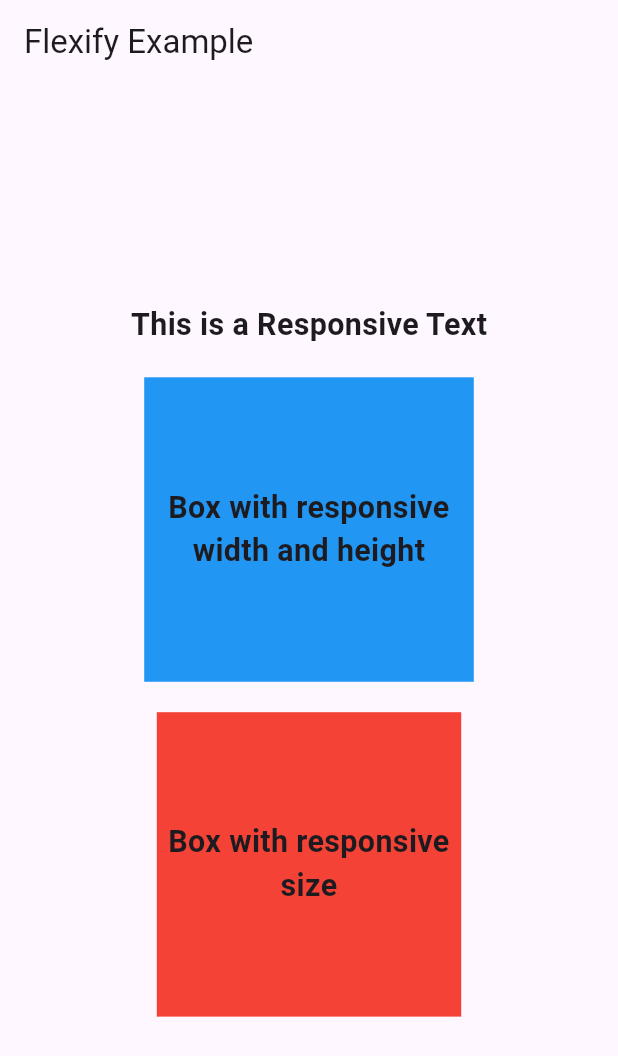
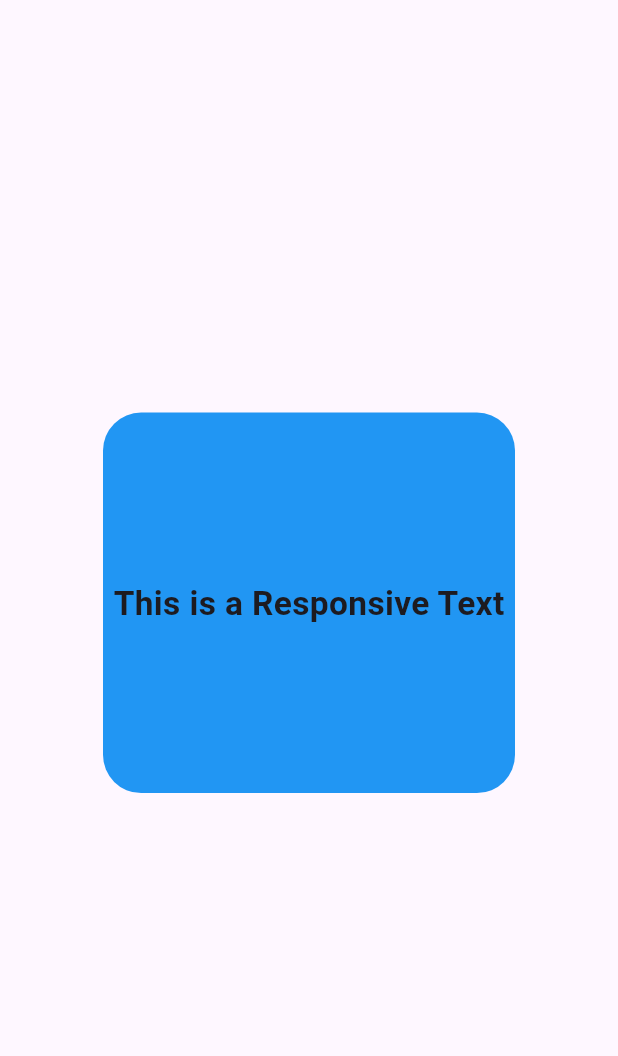
Before and after one commit to nijatumuyev/flexify, a Flutter app: the screen it shows after launch, on a phone screen of 412 x 824 dp. Shown: the top 1056 px of the screen. Run offline on Flutter 3.47's test engine with Material 3 defaults, Android fonts, the phone set to English and light mode, and no system bars.

```diff
--- a/example/lib/main.dart
+++ b/example/lib/main.dart
@@ -2,14 +2,7 @@ import 'package:flutter/material.dart';
 import 'package:flexify/flexify.dart';
 
 void main() {
-  runApp(
-    //Wrap your app with Flexify for initialize
-    const Flexify(
-      designWidth: 375,
-      designHeight: 812,
-      app: MyApp(),
-    ),
-  );
+  runApp(const MyApp());
 }
 
 class MyApp extends StatelessWidget {
@@ -17,10 +10,12 @@ class MyApp extends StatelessWidget {
 
   @override
   Widget build(BuildContext context) {
-    return MaterialApp(
-      home: Scaffold(
-        appBar: AppBar(title: const Text('Flexify Example')),
-        body: const ExampleScreen(),
+    //Wrap your app with Flexify for initialize
+    return Flexify(
+      designWidth: 375,
+      designHeight: 812,
+      app: MaterialApp(
+        home: ExampleScreen(),
       ),
     );
   }
@@ -31,55 +26,66 @@ class ExampleScreen extends StatelessWidget {
 
   @override
   Widget build(BuildContext context) {
-    return Center(
+    return Scaffold(
+      body: Center(
         child: Column(
           mainAxisAlignment: MainAxisAlignment.center,
           children: [
-          // Example using .rt for responsive text size
-          Text(
+            Container(
+              width: 250.rw, //responsive width
+              height: 250.rh, //responsive height
+              decoration: BoxDecoration(
+                color: Colors.blue,
+                borderRadius: BorderRadius.circular(25.rs), // responsive size
+              ),
+              child: Center(
+                child: Text(
                   'This is a Responsive Text',
                   style: TextStyle(
-              fontSize: 20.rt,
-              fontWeight: FontWeight.w700,
-            ),
-          ),
-          SizedBox(height: 20.0.rh), // Example using .rh for responsive height
-
-          // Example using .rw & .rh for responsive width & height
-          Container(
-            width: 200.rw,
-            height: 200.rh,
-            color: Colors.blue,
-            child: Center(
-              child: Text(
-                'Box with responsive width and height',
-                textAlign: TextAlign.center,
-                style: TextStyle(
-                  fontSize: 20.rt,
+                    fontSize: 22.rt,
                     fontWeight: FontWeight.w700,
                   ),
                 ),
               ),
             ),
-          SizedBox(height: 20.0.rh),
+            20.verticalSpace, // SizedBox(height:20.rh)
+            20.horizontalSpace, // SizedBox(width: 20.rw),
 
-          // Example using .rs for responsive size
-          Container(
-            width: 200.rs,
-            height: 200.rs,
-            color: Colors.red,
-            child: Center(
-              child: Text(
-                'Box with responsive size',
-                textAlign: TextAlign.center,
-                style: TextStyle(
-                  fontSize: 20.rt,
-                  fontWeight: FontWeight.w700,
+            /*
+
+           - Easy Navigations with Animations
+
+             Flexify.go(
+              NewScreen(),
+              animation: FlexifyRouteAnimations.fade,
+              duration: Duration(milliseconds: 500));
+
+             Flexify.goRemove(
+              NewScreen(),
+              animation: FlexifyRouteAnimations.slide,
+              duration: Duration(milliseconds: 500));
+
+             Flexify.goRemoveAll(
+               NewScreen(),
+               animation: FlexifyRouteAnimations.scale,
+               duration: Duration(milliseconds: 500));
+
+             Flexify.back();
+
+
+           - Available Animations
+
+            FlexifyRouteAnimations.fade
+            FlexifyRouteAnimations.slide
+            FlexifyRouteAnimations.scale
+            FlexifyRouteAnimations.rotate
+            FlexifyRouteAnimations.zoom
+            FlexifyRouteAnimations.size
+            FlexifyRouteAnimations.elastic
+
+            */
+          ],
         ),
-              ),
-            ),
-          ),
-        ],
       ),
     );
   }
--- a/lib/components/context_creator.dart
+++ /dev/null
@@ -1,22 +0,0 @@
-part of '../flexify.dart';
-
-/// FlexifyContext is an InheritedWidget that provides access to the current BuildContext.
-class FlexifyContext extends InheritedWidget {
-  final BuildContext context;
-
-  const FlexifyContext({
-    super.key,
-    required this.context,
-    required super.child,
-  });
-
-  /// Retrieves the nearest FlexifyContext instance.
-  static FlexifyContext? of(BuildContext context) {
-    return context.dependOnInheritedWidgetOfExactType<FlexifyContext>();
-  }
-
-  @override
-  bool updateShouldNotify(FlexifyContext oldWidget) {
-    return context != oldWidget.context;
-  }
-}
--- a/lib/flexify.dart
+++ b/lib/flexify.dart
@@ -1,13 +1,13 @@
 library flexify;
 
 import 'dart:math' show min;
-import 'package:flutter/widgets.dart';
+import 'package:flutter/cupertino.dart';
+import 'package:flutter/material.dart';
 
-part 'init/flexify_init.dart';
-part 'extensions/size_extension.dart';
-part 'components/context_creator.dart';
-
-/// A typedef for a function that resolves font sizes.
+part 'src/flexify_init.dart';
+part 'src/extensions/size_extension.dart';
+part 'src/flexify_navigator.dart';
+part 'src/flexify_route_animation_builder.dart';
 
 /// Flexify is a widget that helps in making the UI responsive to different screen sizes.
 class Flexify extends StatefulWidget {
@@ -20,12 +20,13 @@ class Flexify extends StatefulWidget {
   /// The main application widget.
   final Widget app;
 
-  /// An optional function to resolve font sizes.
-
   /// A global key for accessing the Flexify state.
   static final globalKey = GlobalKey<_FlexifyState>();
 
   /// Creates a Flexify widget.
+  ///
+  /// The [designWidth] and [designHeight] parameters are used as the base dimensions
+  /// for scaling the UI elements.
   const Flexify({
     super.key,
     required this.designWidth,
@@ -33,15 +34,40 @@ class Flexify extends StatefulWidget {
     required this.app,
   });
 
+  /// Navigate to a new screen.
+  static void go(Widget page,
+      {FlexifyRouteAnimations? animation, Duration? duration}) {
+    FlexifyNavigator.go(page, animation: animation, duration: duration);
+  }
+
+  /// Navigate to a new screen and remove the current screen.
+  static void goRemove(Widget page,
+      {FlexifyRouteAnimations? animation, Duration? duration}) {
+    FlexifyNavigator.goRemove(page, animation: animation, duration: duration);
+  }
+
+  /// Navigate to a new screen and remove all previous screens.
+  static void goRemoveAll(Widget page,
+      {FlexifyRouteAnimations? animation, Duration? duration}) {
+    FlexifyNavigator.goRemoveAll(page,
+        animation: animation, duration: duration);
+  }
+
+  /// Navigate back to the previous screen.
+  static void back() {
+    FlexifyNavigator.back();
+  }
+
   @override
   State<Flexify> createState() => _FlexifyState();
 }
 
+/// The state class for the Flexify widget.
 class _FlexifyState extends State<Flexify> {
   @override
   void didChangeDependencies() {
     super.didChangeDependencies();
-    FlexifyInit.init(
+    FlexifyInit.instance.init(
       designWidth: widget.designWidth,
       designHeight: widget.designHeight,
       context: context,
@@ -50,9 +76,85 @@ class _FlexifyState extends State<Flexify> {
 
   @override
   Widget build(BuildContext context) {
-    return FlexifyContext(
-      context: context,
-      child: widget.app,
-    );
+    return wrapWithNavigatorKey(widget.app);
+  }
+
+  Widget wrapWithNavigatorKey(Widget app) {
+    if (app is MaterialApp) {
+      return MaterialApp(
+        navigatorKey: FlexifyNavigator.navigatorKey,
+        home: app.home,
+        actions: app.actions,
+        key: app.key,
+        onNavigationNotification: app.onNavigationNotification,
+        restorationScopeId: app.restorationScopeId,
+        scaffoldMessengerKey: app.scaffoldMessengerKey,
+        scrollBehavior: app.scrollBehavior,
+        shortcuts: app.shortcuts,
+        themeAnimationCurve: app.themeAnimationCurve,
+        themeAnimationDuration: app.themeAnimationDuration,
+        themeAnimationStyle: app.themeAnimationStyle,
+        routes: app.routes!,
+        initialRoute: app.initialRoute,
+        onGenerateRoute: app.onGenerateRoute,
+        onGenerateInitialRoutes: app.onGenerateInitialRoutes,
+        onUnknownRoute: app.onUnknownRoute,
+        navigatorObservers: app.navigatorObservers!,
+        builder: app.builder,
+        title: app.title,
+        onGenerateTitle: app.onGenerateTitle,
+        color: app.color,
+        theme: app.theme,
+        darkTheme: app.darkTheme,
+        highContrastTheme: app.highContrastTheme,
+        highContrastDarkTheme: app.highContrastDarkTheme,
+        themeMode: app.themeMode,
+        locale: app.locale,
+        localizationsDelegates: app.localizationsDelegates,
+        localeListResolutionCallback: app.localeListResolutionCallback,
+        localeResolutionCallback: app.localeResolutionCallback,
+        supportedLocales: app.supportedLocales,
+        debugShowMaterialGrid: app.debugShowMaterialGrid,
+        showPerformanceOverlay: app.showPerformanceOverlay,
+        checkerboardRasterCacheImages: app.checkerboardRasterCacheImages,
+        checkerboardOffscreenLayers: app.checkerboardOffscreenLayers,
+        showSemanticsDebugger: app.showSemanticsDebugger,
+        debugShowCheckedModeBanner: app.debugShowCheckedModeBanner,
+      );
+    } else if (app is CupertinoApp) {
+      return CupertinoApp(
+        navigatorKey: FlexifyNavigator.navigatorKey,
+        home: app.home,
+        actions: app.actions,
+        checkerboardOffscreenLayers: app.checkerboardOffscreenLayers,
+        checkerboardRasterCacheImages: app.checkerboardRasterCacheImages,
+        key: app.key,
+        onNavigationNotification: app.onNavigationNotification,
+        restorationScopeId: app.restorationScopeId,
+        scrollBehavior: app.scrollBehavior,
+        shortcuts: app.shortcuts,
+        showPerformanceOverlay: app.showPerformanceOverlay,
+        showSemanticsDebugger: app.showSemanticsDebugger,
+        routes: app.routes!,
+        initialRoute: app.initialRoute,
+        onGenerateRoute: app.onGenerateRoute,
+        onGenerateInitialRoutes: app.onGenerateInitialRoutes,
+        onUnknownRoute: app.onUnknownRoute,
+        navigatorObservers: app.navigatorObservers!,
+        builder: app.builder,
+        title: app.title,
+        onGenerateTitle: app.onGenerateTitle,
+        color: app.color,
+        theme: app.theme,
+        locale: app.locale,
+        localizationsDelegates: app.localizationsDelegates,
+        localeListResolutionCallback: app.localeListResolutionCallback,
+        localeResolutionCallback: app.localeResolutionCallback,
+        supportedLocales: app.supportedLocales,
+        debugShowCheckedModeBanner: app.debugShowCheckedModeBanner,
+      );
+    } else {
+      throw FlutterError('Unsupported app type: ${app.runtimeType}');
+    }
   }
 }
--- a/lib/init/flexify_init.dart
+++ /dev/null
@@ -1,47 +0,0 @@
-part of '../flexify.dart';
-
-/// FlexifyInit is a singleton class that initializes and provides
-/// responsive scaling utilities.
-class FlexifyInit {
-  static final FlexifyInit _instance = FlexifyInit._internal();
-  static FlexifyInit get instance => _instance;
-
-  late double _designWidth;
-  late double _designHeight;
-  BuildContext? _context;
-
-  FlexifyInit._internal();
-
-  /// Initializes the Flexify with design dimensions and context.
-  static void init({
-    required double designWidth,
-    required double designHeight,
-    required BuildContext context,
-  }) {
-    _instance._designWidth = designWidth;
-    _instance._designHeight = designHeight;
-    _instance._context = context;
-  }
-
-  /// Returns the current BuildContext.
-  static BuildContext? get context => _instance._context;
-
-  MediaQueryData get _mediaQueryData {
-    if (context == null) {
-      throw FlutterError('FlexifyInit context is not initialized.');
-    }
-    return MediaQuery.of(context!);
-  }
-
-  double get scaleWidth => _mediaQueryData.size.width / _designWidth;
-  double get scaleHeight => _mediaQueryData.size.height / _designHeight;
-
-  /// Returns the scaled width based on the design width.
-  double setWidth(num width) => width * scaleWidth;
-
-  /// Returns the scaled height based on the design height.
-  double setHeight(num height) => height * scaleHeight;
-
-  /// Returns the resolved font size.
-  double setRt(num fontSize) => fontSize * min(scaleWidth, scaleHeight);
-}
--- /dev/null
+++ b/lib/src/flexify_init.dart
@@ -0,0 +1,85 @@
+part of '/flexify.dart';
+
+/// FlexifyInit is a class that initializes and provides
+/// responsive scaling utilities.
+class FlexifyInit {
+  static FlexifyInit? _instance;
+
+  late double _designWidth;
+  late double _designHeight;
+  BuildContext? _context;
+
+  FlexifyInit._internal();
+
+  /// Returns the single instance of the FlexifyInit class.
+  ///
+  /// This instance is lazily initialized.
+  static FlexifyInit get instance {
+    _instance ??= FlexifyInit._internal();
+    return _instance!;
+  }
+
+  /// Initializes the Flexify with design dimensions and context.
+  ///
+  /// The [designWidth] and [designHeight] parameters represent the base dimensions
+  /// for scaling the UI elements. The [context] is used to obtain the current screen
+  /// size and other properties.
+  ///
+  /// Throws an [AssertionError] if any of the parameters are invalid.
+  void init({
+    required double designWidth,
+    required double designHeight,
+    required BuildContext context,
+  }) {
+    if (designWidth <= 0 || designHeight <= 0) {
+      throw AssertionError(
+          'Design width and height must be greater than zero.');
+    }
+
+    _designWidth = designWidth;
+    _designHeight = designHeight;
+    _context = context;
+  }
+
+  /// Returns the current BuildContext.
+  ///
+  /// Throws a [FlutterError] if the context is not initialized.
+  BuildContext? get context => _context;
+
+  MediaQueryData get _mediaQueryData {
+    if (context == null) {
+      throw FlutterError('FlexifyInit context is not initialized.');
+    }
+    return MediaQuery.of(context!);
+  }
+
+  /// The scaling factor based on the design width.
+  double get scaleWidth => _mediaQueryData.size.width / _designWidth;
+
+  /// The scaling factor based on the design height.
+  double get scaleHeight => _mediaQueryData.size.height / _designHeight;
+
+  /// Returns the scaled width based on the design width.
+  double setWidth(num width) {
+    if (width < 0) {
+      throw ArgumentError('Width cannot be negative.');
+    }
+    return width * scaleWidth;
+  }
+
+  /// Returns the scaled height based on the design height.
+  double setHeight(num height) {
+    if (height < 0) {
+      throw ArgumentError('Height cannot be negative.');
+    }
+    return height * scaleHeight;
+  }
+
+  /// Returns the resolved font size based on the minimum scaling factor.
+  double setRt(num fontSize) {
+    if (fontSize < 0) {
+      throw ArgumentError('Font size cannot be negative.');
+    }
+    return fontSize * min(scaleWidth, scaleHeight);
+  }
+}
--- a/pubspec.yaml
+++ b/pubspec.yaml
@@ -1,6 +1,6 @@
 name: flexify
-description: "A Flutter package for adapting apps to various screen sizes, ensuring a great look on all devices."
-version: 1.0.5
+description: "AFlexify is a Flutter package for responsive design and simplified navigation. Easily adapt interfaces to any screen size and smooth page transitions with customizable animations."
+version: 2.0.0
 homepage: https://github.com/nijatumuyev/flexify
 
 environment:
```
Also changed, not shown: example/analysis_options.yaml (added, +28 -0 lines), lib/extensions/size_extension.dart (deleted, +0 -16 lines), lib/src/extensions/size_extension.dart (added, +59 -0 lines), lib/src/flexify_navigator.dart (added, +91 -0 lines), lib/src/flexify_route_animation_builder.dart (added, +97 -0 lines), assets/example.png, example/pubspec.lock, 5 other files. Lines whose indentation alone changed are shown as unchanged.
